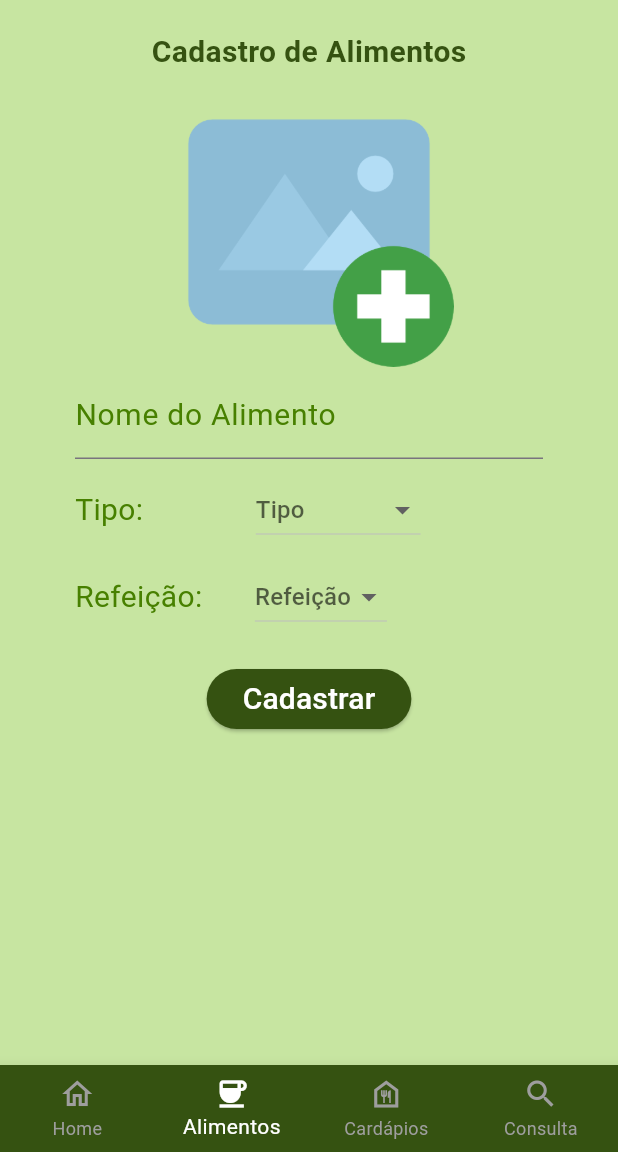
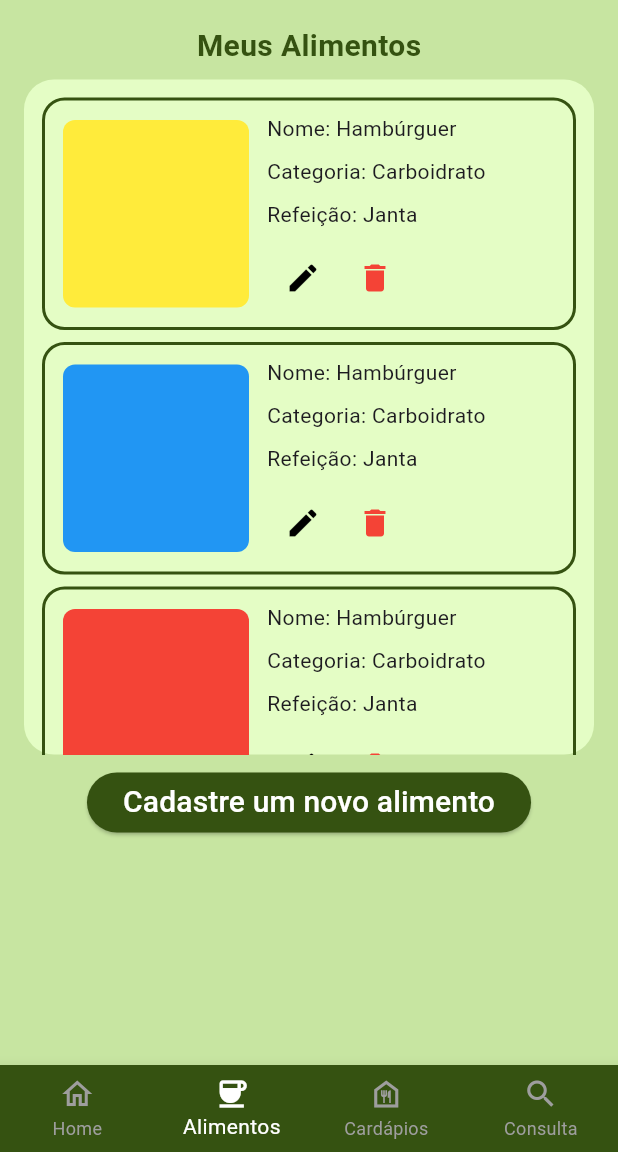
Before and after one commit to PedroLucasFernandes/app-nutricao, a Flutter app: the HomePage screen opened by its route, item 2 of the bottom bar chosen, on a phone screen of 412 x 824 dp, the part 84-1236 px from its top. Run offline on Flutter 3.47's test engine with Material 3 defaults, Android fonts, the phone set to English and light mode, and no system bars; our stand-ins replace image_picker, mask_text_input_formatter.

Commit message:
feat: add my foods and my menus pages

```diff
--- a/lib/main.dart
+++ b/lib/main.dart
@@ -4,6 +4,8 @@ import 'package:nutri_mais/pages/first_page.dart';
 import 'package:nutri_mais/pages/home_page.dart';
 import 'package:nutri_mais/pages/indication_page.dart';
 import 'package:nutri_mais/pages/login_page.dart';
+import 'package:nutri_mais/pages/my_foods.dart';
+import 'package:nutri_mais/pages/my_menus.dart';
 import 'package:nutri_mais/pages/myprofile_page.dart';
 import 'package:nutri_mais/pages/new_food.dart';
 import 'package:nutri_mais/pages/new_menu.dart';
@@ -23,7 +25,9 @@ class MyApp extends StatelessWidget {
         "/signup_page" : (context) => SignupPage(),
         "/login_page" : (context) => LoginPage(),
         "/home_page" : (context) => HomePage(),
+        "/my_foods" : (context) => MyFoods(),
         "/new_food" : (context) => NewFood(),
+        "/my_menus" : (context) => MyMenus(),
         "/new_menu" : (context) => NewMenu(),
         "/indication_page" : (context) => IndicationPage(),
         "/search" : (context) => Consulta(),
--- a/lib/pages/home_page.dart
+++ b/lib/pages/home_page.dart
@@ -1,7 +1,7 @@
 import 'package:flutter/material.dart';
 import 'package:nutri_mais/pages/home.dart';
-import 'package:nutri_mais/pages/new_food.dart';
-import 'package:nutri_mais/pages/new_menu.dart';
+import 'package:nutri_mais/pages/my_foods.dart';
+import 'package:nutri_mais/pages/my_menus.dart';
 import 'package:nutri_mais/pages/search.dart';
 
 class HomePage extends StatefulWidget {
@@ -23,8 +23,8 @@ class _HomePageState extends State<HomePage> {
   Widget build(BuildContext context) {
     List pages = <Widget>[
       Home(),
-      NewFood(),
-      NewMenu(),
+      MyFoods(),
+      MyMenus(),
       Consulta(),
     ];
 
--- /dev/null
+++ b/lib/pages/my_foods.dart
@@ -0,0 +1,341 @@
+import 'package:flutter/material.dart';
+
+class MyFoods extends StatefulWidget {
+  const MyFoods({super.key});
+
+  @override
+  State<MyFoods> createState() => _MyFoodsState();
+}
+
+class _MyFoodsState extends State<MyFoods> {
+  @override
+  Widget build(BuildContext context) {
+    return Scaffold(
+      backgroundColor: Color(0XFFC7E5A1),
+      body: Padding(
+        padding: const EdgeInsets.all(16.0),
+        child: SingleChildScrollView(
+          child: Column(
+            mainAxisAlignment: MainAxisAlignment.spaceAround,
+            crossAxisAlignment: CrossAxisAlignment.center,
+            children: [
+              Text(
+                "Meus Alimentos",
+                style: TextStyle(
+                  fontSize: 20,
+                  color: Color(0XFF355211),
+                  fontWeight: FontWeight.bold,
+                ),
+              ),
+              SizedBox(height: 8,),
+              Container(
+                decoration: BoxDecoration(
+                  color: Color(0XFFE4FDC5),
+                  borderRadius: BorderRadius.circular(20),
+                ),
+                height: 450,
+                child: SingleChildScrollView(
+                  child: Padding(
+                    padding: const EdgeInsets.all(12.0),
+                    child: Column(
+                      children: [
+                        Container(
+                          decoration: BoxDecoration(
+                            border: Border.all(
+                              color: Color(0XFF355211),
+                              width: 2.0,
+                            ),
+                            borderRadius: BorderRadius.circular(15)
+                          ),
+                          child: Row(
+                            children: [
+                              Padding(
+                                padding: const EdgeInsets.all(12.0),
+                                child: Container(
+                                  decoration: BoxDecoration(
+                                    color: Colors.yellow,
+                                    borderRadius: BorderRadius.circular(8),
+                                  ),
+                                  width: 124,
+                                  height: 125,
+                                ),
+                              ),
+                              Container(
+                                height: 151,
+                                child: Column(
+                                  mainAxisAlignment: MainAxisAlignment.spaceEvenly,
+                                  crossAxisAlignment: CrossAxisAlignment.start,
+                                  children: [
+                                    Text(
+                                    "Nome: Hambúrguer",
+                                    ),
+                                    Text(
+                                      "Categoria: Carboidrato",
+                                    ),
+                                    Text(
+                                      "Refeição: Janta",
+                                    ),
+                                    Row(
+                                      children: [
+                                        IconButton(
+                                          icon: Icon(
+                                            Icons.create,
+                                            color: Colors.black,
+                                            size: 24.0,
+                                          ),
+                                          onPressed: () {
+
+                                          },
+                                        ),
+                                        IconButton(
+                                          icon: Icon(
+                                            Icons.delete,
+                                            color: Colors.red,
+                                            size: 24.0,
+                                          ),
+                                          onPressed: () {
+
+                                          },
+                                        ),
+                                      ],
+                                    )
+                                  ],
+                                ),
+                              ),
+                            ],
+                          ),
+                        ),
+                        SizedBox(height: 8,),
+                        Container(
+                          decoration: BoxDecoration(
+                            border: Border.all(
+                              color: Color(0XFF355211),
+                              width: 2.0,
+                            ),
+                            borderRadius: BorderRadius.circular(15)
+                          ),
+                          child: Row(
+                            children: [
+                              Padding(
+                                padding: const EdgeInsets.all(12.0),
+                                child: Container(
+                                  decoration: BoxDecoration(
+                                    color: Colors.blue,
+                                    borderRadius: BorderRadius.circular(8),
+                                  ),
+                                  width: 124,
+                                  height: 125,
+                                ),
+                              ),
+                              Container(
+                                height: 151,
+                                child: Column(
+                                  mainAxisAlignment: MainAxisAlignment.spaceEvenly,
+                                  crossAxisAlignment: CrossAxisAlignment.start,
+                                  children: [
+                                    Text(
+                                    "Nome: Hambúrguer",
+                                    ),
+                                    Text(
+                                      "Categoria: Carboidrato",
+                                    ),
+                                    Text(
+                                      "Refeição: Janta",
+                                    ),
+                                    Row(
+                                      children: [
+                                        IconButton(
+                                          icon: Icon(
+                                            Icons.create,
+                                            color: Colors.black,
+                                            size: 24.0,
+                                          ),
+                                          onPressed: () {
+
+                                          },
+                                        ),
+                                        IconButton(
+                                          icon: Icon(
+                                            Icons.delete,
+                                            color: Colors.red,
+                                            size: 24.0,
+                                          ),
+                                          onPressed: () {
+
+                                          },
+                                        ),
+                                      ],
+                                    )
+                                  ],
+                                ),
+                              ),
+                            ],
+                          ),
+                        ),
+                        SizedBox(height: 8,),
+                        Container(
+                          decoration: BoxDecoration(
+                            border: Border.all(
+                              color: Color(0XFF355211),
+                              width: 2.0,
+                            ),
+                            borderRadius: BorderRadius.circular(15)
+                          ),
+                          child: Row(
+                            children: [
+                              Padding(
+                                padding: const EdgeInsets.all(12.0),
+                                child: Container(
+                                  decoration: BoxDecoration(
+                                    color: Colors.red,
+                                    borderRadius: BorderRadius.circular(8),
+                                  ),
+                                  width: 124,
+                                  height: 125,
+                                ),
+                              ),
+                              Container(
+                                height: 151,
+                                child: Column(
+                                  mainAxisAlignment: MainAxisAlignment.spaceEvenly,
+                                  crossAxisAlignment: CrossAxisAlignment.start,
+                                  children: [
+                                    Text(
+                                    "Nome: Hambúrguer",
+                                    ),
+                                    Text(
+                                      "Categoria: Carboidrato",
+                                    ),
+                                    Text(
+                                      "Refeição: Janta",
+                                    ),
+                                    Row(
+                                      children: [
+                                        IconButton(
+                                          icon: Icon(
+                                            Icons.create,
+                                            color: Colors.black,
+                                            size: 24.0,
+                                          ),
+                                          onPressed: () {
+
+                                          },
+                                        ),
+                                        IconButton(
+                                          icon: Icon(
+                                            Icons.delete,
+                                            color: Colors.red,
+                                            size: 24.0,
+                                          ),
+                                          onPressed: () {
+
+                                          },
+                                        ),
+                                      ],
+                                    )
+                                  ],
+                                ),
+                              ),
+                            ],
+                          ),
+                        ),
+                        SizedBox(height: 8,),
+                        Container(
+                          decoration: BoxDecoration(
+                            border: Border.all(
+                              color: Color(0XFF355211),
+                              width: 2.0,
+                            ),
+                            borderRadius: BorderRadius.circular(15)
+                          ),
+                          child: Row(
+                          children: [
+                            Padding(
+                              padding: const EdgeInsets.all(12.0),
+                              child: Container(
+                                decoration: BoxDecoration(
+                                  color: Colors.green,
+                                  borderRadius: BorderRadius.circular(8),
+                                ),
+                                width: 124,
+                                height: 125,
+                              ),
+                            ),
+                            Container(
+                              height: 151,
+                              child: Column(
+                                mainAxisAlignment: MainAxisAlignment.spaceEvenly,
+                                crossAxisAlignment: CrossAxisAlignment.start,
+                                children: [
+                                  Text(
+                                  "Nome: Hambúrguer",
+                                  ),
+                                  Text(
+                                    "Categoria: Carboidrato",
+                                  ),
+                                  Text(
+                                    "Refeição: Janta",
+                                  ),
+                                  Row(
+                                      children: [
+                                        IconButton(
+                                          icon: Icon(
+                                            Icons.create,
+                                            color: Colors.black,
+                                            size: 24.0,
+                                          ),
+                                          onPressed: () {
+
+                                          },
+                                        ),
+                                        IconButton(
+                                          icon: Icon(
+                                            Icons.delete,
+                                            color: Colors.red,
+                                            size: 24.0,
+                                          ),
+                                          onPressed: () {
+
+                                          },
+                                        ),
+                                      ],
+                                    )
+                                ],
+                              ),
+                            ),
+                          ],
+                                                ),
+                        ),
+                      ],
+                    ),
+                  ),
+                ),
+              ),
+              SizedBox(height: 8,),
+              ElevatedButton(
+                onPressed: () {
+                Navigator.pushNamed(context, "/new_food");
+                },
+                style: ButtonStyle(
+                  backgroundColor: MaterialStatePropertyAll(Color(0XFF355211)),
+                  shape: MaterialStatePropertyAll(
+                    RoundedRectangleBorder(
+                      borderRadius: BorderRadius.circular(20),
+                    ),
+                  ),
+                ),
+                child: Text(
+                  "Cadastre um novo alimento",
+                  style: TextStyle(
+                    fontSize: 20,
+                    color: Colors.white,
+                  ),
+                ),
+              ),
+            ],
+          ),
+        ),
+      ),
+    );
+  }
+}
```
Also changed, not shown: lib/pages/my_menus.dart (added, +349 -0 lines), lib/pages/new_food.dart (+23 -3 lines), lib/pages/new_menu.dart (+18 -1 lines).
